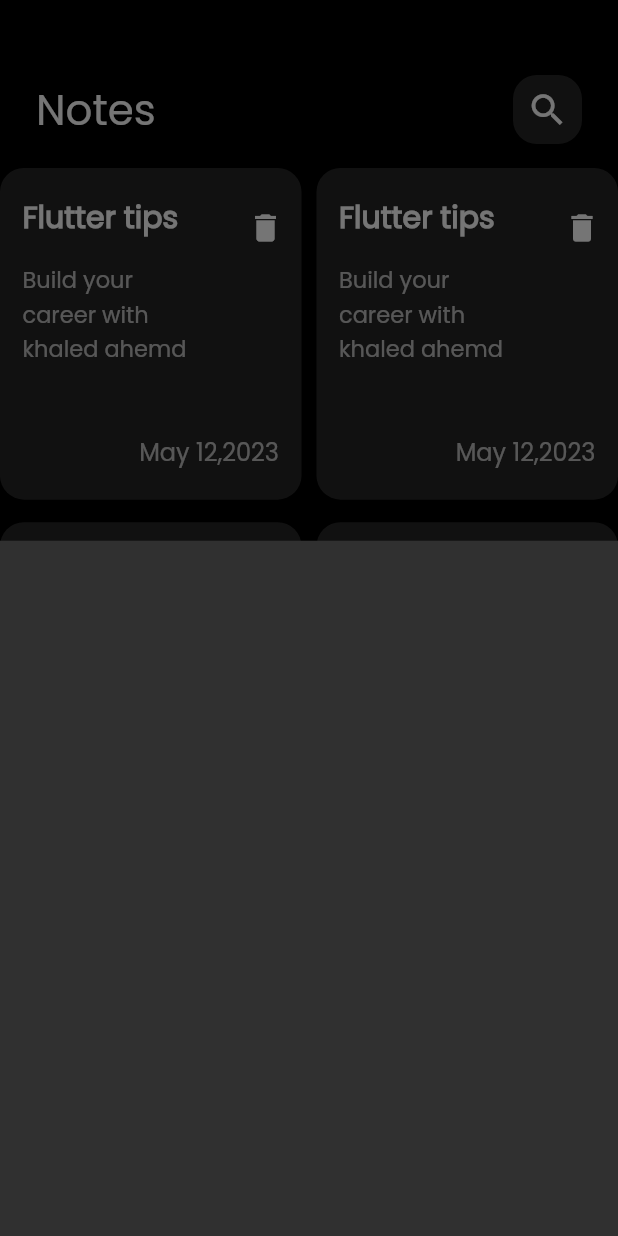
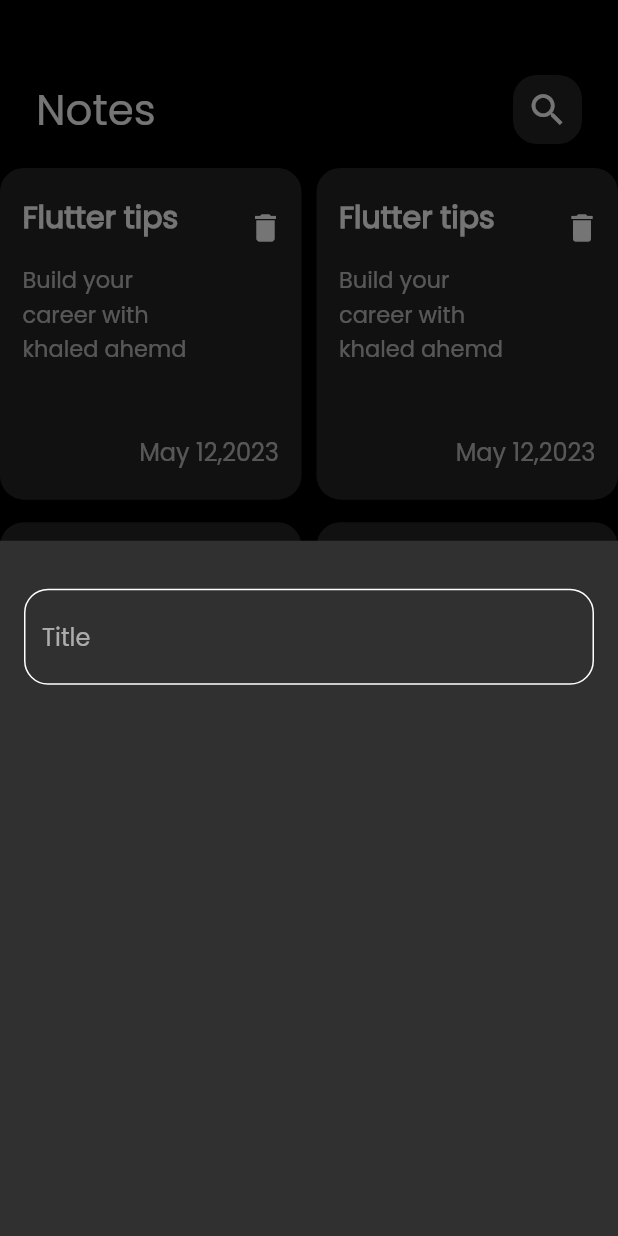
Before and after one commit to ka1395/Notes_App, a Flutter app: the screen it shows after launch, after a tap on the "add" icon, on a phone screen of 412 x 824 dp. Run offline on Flutter 3.47's test engine with Material 2 defaults, Android fonts, the phone set to English and light mode, and no system bars.

Commit message:
create Custom Text Field

```diff
--- a/lib/views/widgets/add_note_bottomsheet.dart
+++ b/lib/views/widgets/add_note_bottomsheet.dart
@@ -1,10 +1,22 @@
 import 'package:flutter/material.dart';
+
+import 'custom_text_field.dart';
 
 class AddNoteBottmSheet extends StatelessWidget {
   const AddNoteBottmSheet({super.key});
 
   @override
   Widget build(BuildContext context) {
-    return Container();
+    return Padding(
+      padding: const EdgeInsets.symmetric(horizontal: 16),
+      child: Column(
+        children: const [
+          SizedBox(
+            height: 32,
+          ),
+          CustomTextField(),
+        ],
+      ),
+    );
   }
 }
--- /dev/null
+++ b/lib/views/widgets/custom_text_field.dart
@@ -0,0 +1,27 @@
+import 'package:flutter/material.dart';
+import 'package:notes_app/constant.dart';
+
+class CustomTextField extends StatelessWidget {
+  const CustomTextField({super.key});
+
+  @override
+  Widget build(BuildContext context) {
+    return TextFormField(
+      decoration: InputDecoration(
+          hintText: "Title",
+          border: borderBuilder(color: Colors.white),
+          enabledBorder: borderBuilder(color: Colors.white),
+          focusedBorder: borderBuilder(color: primaryColor)),
+      cursorColor: primaryColor,
+    );
+  }
+
+  OutlineInputBorder borderBuilder({required color}) {
+    return OutlineInputBorder(
+      borderRadius: BorderRadius.circular(16),
+      borderSide: BorderSide(
+        color: color,
+      ),
+    );
+  }
+}
```
